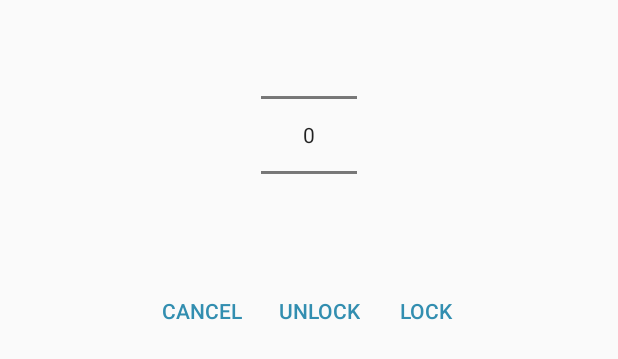
After one commit to 39M/ExactAP, an Android app: the layout number_picker_dialog.xml on its own in the app's theme, with its tools: preview values and no code run, on a phone screen of 412 x 824 dp. The commit adds this screen. Shown: the top 359 px of the screen. Run offline under Robolectric (Android 15) with nearby library versions, the light colour scheme and no system bars.

Commit message:
support lock operation counter value

```diff
--- /dev/null
+++ b/app/src/main/res/layout/number_picker_dialog.xml
@@ -0,0 +1,44 @@
+<RelativeLayout xmlns:android="http://schemas.android.com/apk/res/android"
+    android:layout_width="wrap_content"
+    android:layout_height="wrap_content"
+    android:paddingBottom="8dp">
+
+    <NumberPicker
+        android:id="@+id/number_picker"
+        android:layout_width="wrap_content"
+        android:layout_height="wrap_content"
+        android:layout_alignParentTop="true"
+        android:layout_centerHorizontal="true" />
+
+    <LinearLayout
+        style="?android:attr/buttonBarStyle"
+        android:layout_width="match_parent"
+        android:layout_height="wrap_content"
+        android:layout_below="@id/number_picker"
+        android:gravity="center"
+        android:orientation="horizontal">
+
+        <Button
+            android:id="@+id/cancel_pick_number_button"
+            style="?android:attr/buttonBarButtonStyle"
+            android:layout_width="wrap_content"
+            android:layout_height="wrap_content"
+            android:text="@string/cancel" />
+
+        <Button
+            android:id="@+id/reset_number_button"
+            style="?android:attr/buttonBarButtonStyle"
+            android:layout_width="wrap_content"
+            android:layout_height="wrap_content"
+            android:text="@string/unlock" />
+
+        <Button
+            android:id="@+id/pick_number_button"
+            style="?android:attr/buttonBarButtonStyle"
+            android:layout_width="wrap_content"
+            android:layout_height="wrap_content"
+            android:text="@string/lock" />
+    </LinearLayout>
+
+
+</RelativeLayout>
--- a/app/src/main/res/values/strings.xml
+++ b/app/src/main/res/values/strings.xml
@@ -6,7 +6,7 @@
     <string name="current_ap">Current AP</string>
     <string name="target_ap">Target AP</string>
 
-    <string name="ap_multiply">"%1$sAP x %2$s"</string>
+    <string name="ap_multiply">"x %1$s"</string>
     <string name="zero">0</string>
 
     <string name="multi_cf">DoubleCF</string>
@@ -18,5 +18,8 @@
     <string name="link">Link</string>
     <string name="complete">Complete</string>
     <string name="capture">Capture</string>
+    <string name="lock">Lock</string>
+    <string name="unlock">Unlock</string>
+    <string name="cancel">Cancel</string>
 
 </resources>
```
Also changed, not shown: app/src/main/AndroidManifest.xml (+4 -3 lines), app/src/main/java/com/m39/exactap/MainActivity.java (+164 -48 lines), app/src/main/res/layout/activity_main.xml (+11 -19 lines), app/src/main/res/values-v21/styles.xml (renamed from build.gradle, +10 -16 lines), app/src/main/res/drawable-hdpi/ic_lock.png (added), app/src/main/res/drawable-mdpi/ic_lock.png (added), app/src/main/res/drawable-xhdpi/ic_lock.png (added), app/src/main/res/drawable-xxhdpi/ic_lock.png (added).
